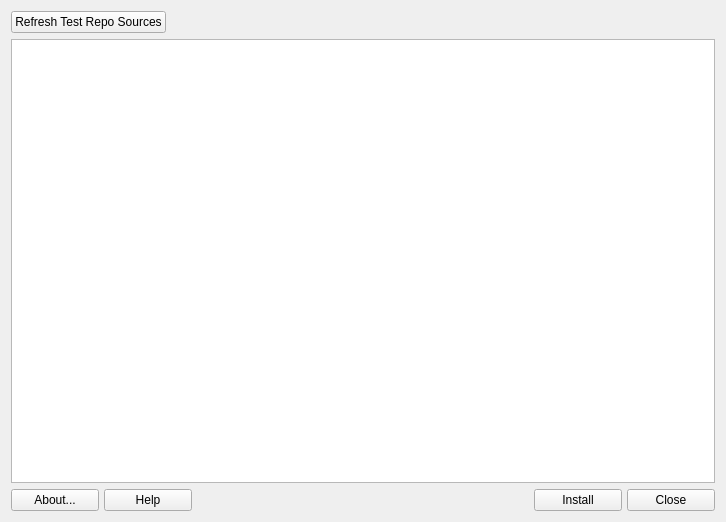
The window that mainwindow.ui (MX-Linux/mx-test-installer) describes before a commit, drawn with Qt 5.
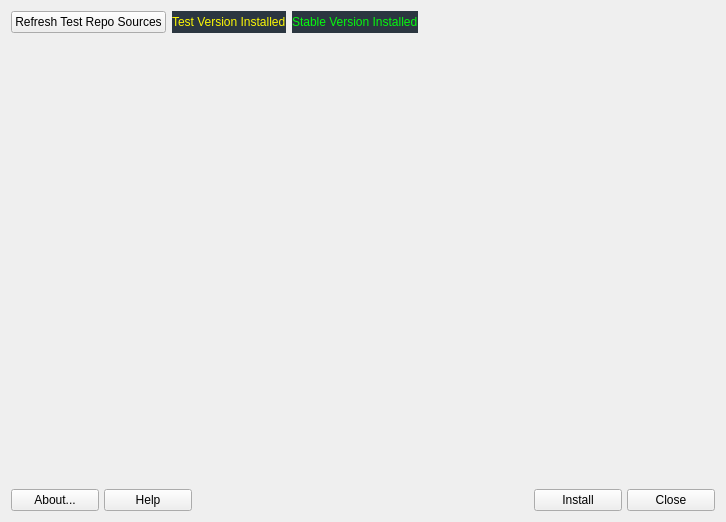
The same window after the commit. Icons and pictures are not drawn.

Commit message: added color coding to list fixed package list builder script for 64bit arch

Diff of the .ui file:
```diff
--- a/mainwindow.ui
+++ b/mainwindow.ui
@@ -13,16 +13,19 @@
   <property name="windowTitle">
    <string>Test Repo Installer</string>
   </property>
+  <property name="styleSheet">
+   <string notr="true"/>
+  </property>
   <widget class="QWidget" name="centralWidget">
    <layout class="QGridLayout" name="gridLayout">
-    <item row="0" column="0">
-     <widget class="QPushButton" name="refreshbutton">
-      <property name="text">
-       <string>Refresh Test Repo Sources</string>
+    <item row="1" column="0" colspan="4">
+     <widget class="QListWidget" name="listWidget">
+      <property name="styleSheet">
+       <string notr="true">background-color: rgb(255, 255, 255,0);</string>
       </property>
      </widget>
     </item>
-    <item row="0" column="1">
+    <item row="0" column="3">
      <spacer name="horizontalSpacer">
       <property name="orientation">
        <enum>Qt::Horizontal</enum>
@@ -35,11 +38,26 @@
       </property>
      </spacer>
     </item>
-    <item row="1" column="0" colspan="2">
-     <widget class="QListWidget" name="listWidget"/>
+    <item row="0" column="2">
+     <widget class="QLabel" name="label_2">
+      <property name="styleSheet">
+       <string notr="true">color: rgb(6, 248, 14);
+background-color: rgb(43, 54, 64);</string>
+      </property>
+      <property name="text">
+       <string>Stable Version Installed</string>
+      </property>
+     </widget>
     </item>
-    <item row="2" column="0" colspan="2">
-     <layout class="QGridLayout" name="buttonBar_2" columnstretch="0,0,0,0,0,0,0,0">
+    <item row="0" column="0">
+     <widget class="QPushButton" name="refreshbutton">
+      <property name="text">
+       <string>Refresh Test Repo Sources</string>
+      </property>
+     </widget>
+    </item>
+    <item row="2" column="0" colspan="4">
+     <layout class="QGridLayout" name="buttonBar" columnstretch="0,0,0,0,0,0,0,0">
       <property name="sizeConstraint">
        <enum>QLayout::SetDefaultConstraint</enum>
       </property>
@@ -59,7 +77,7 @@
        <number>5</number>
       </property>
       <item row="0" column="1">
-       <widget class="QPushButton" name="buttonHelp_2">
+       <widget class="QPushButton" name="buttonHelp">
         <property name="sizePolicy">
          <sizepolicy hsizetype="Minimum" vsizetype="Preferred">
           <horstretch>0</horstretch>
@@ -114,7 +132,7 @@
        </spacer>
       </item>
       <item row="0" column="0">
-       <widget class="QPushButton" name="buttonAbout_2">
+       <widget class="QPushButton" name="buttonAbout">
         <property name="sizePolicy">
          <sizepolicy hsizetype="Minimum" vsizetype="Preferred">
           <horstretch>0</horstretch>
@@ -140,7 +158,7 @@
        </widget>
       </item>
       <item row="0" column="7">
-       <widget class="QPushButton" name="buttonCancel_2">
+       <widget class="QPushButton" name="buttonCancel">
         <property name="sizePolicy">
          <sizepolicy hsizetype="Minimum" vsizetype="Preferred">
           <horstretch>0</horstretch>
@@ -166,7 +184,7 @@
        </widget>
       </item>
       <item row="0" column="3">
-       <widget class="QLabel" name="labelMX_2">
+       <widget class="QLabel" name="labelMX">
         <property name="maximumSize">
          <size>
           <width>32</width>
@@ -188,7 +206,7 @@
        </widget>
       </item>
       <item row="0" column="6">
-       <widget class="QPushButton" name="buttonOK_2">
+       <widget class="QPushButton" name="buttonInstall">
         <property name="sizePolicy">
          <sizepolicy hsizetype="Minimum" vsizetype="Preferred">
           <horstretch>0</horstretch>
@@ -206,6 +224,17 @@
       </item>
      </layout>
     </item>
+    <item row="0" column="1">
+     <widget class="QLabel" name="label">
+      <property name="styleSheet">
+       <string notr="true">color: rgb(251, 247, 5);
+background-color: rgb(43, 54, 64);</string>
+      </property>
+      <property name="text">
+       <string>Test Version Installed</string>
+      </property>
+     </widget>
+    </item>
    </layout>
   </widget>
  </widget>
```
The commit also changes 4 other files.
